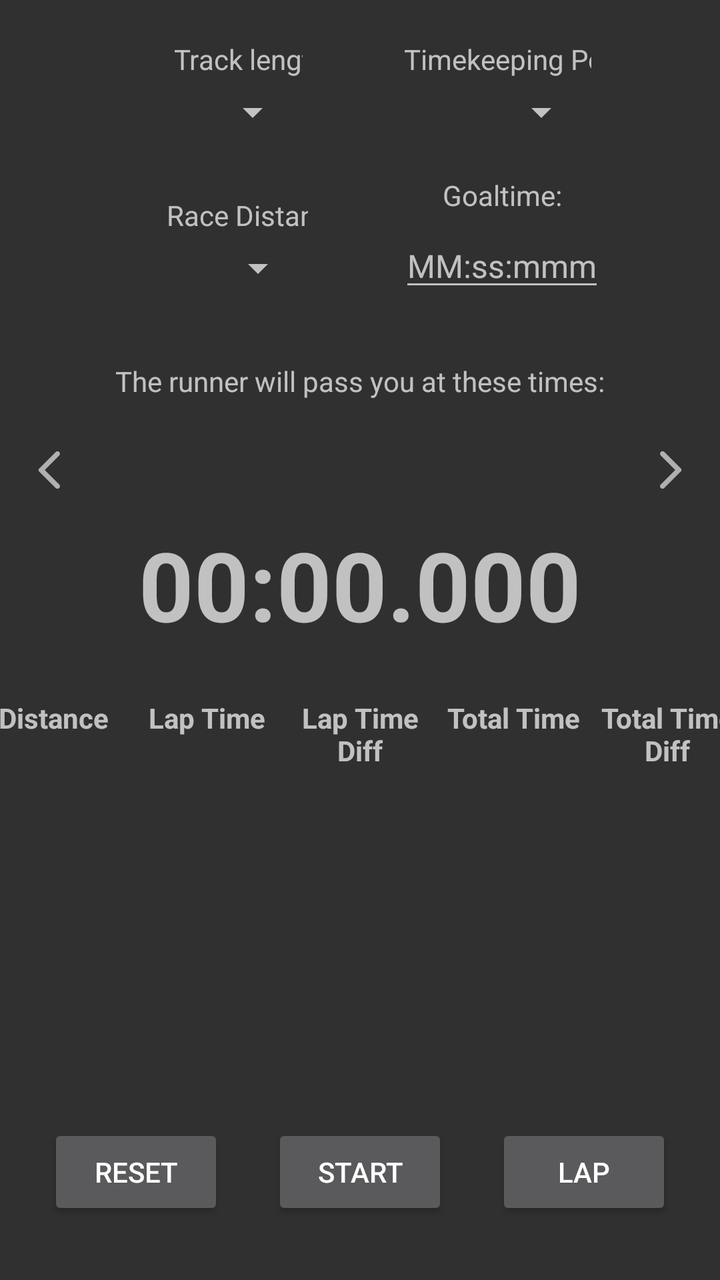
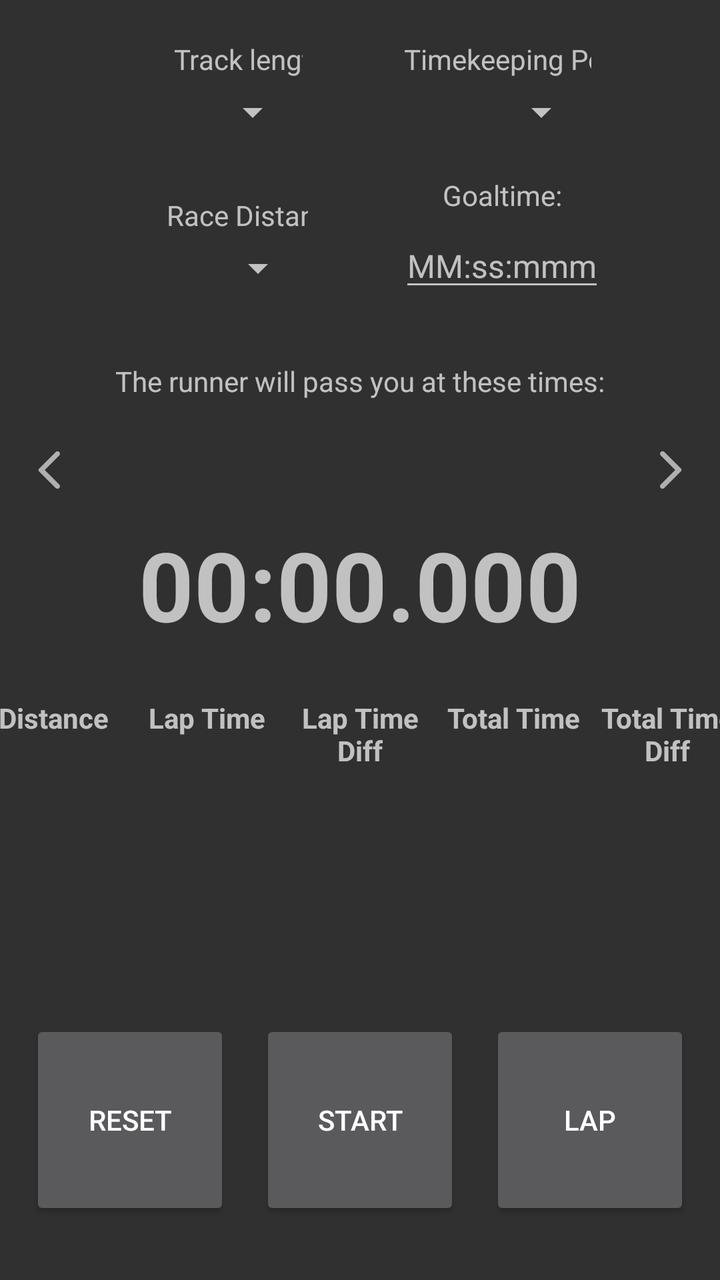

Two renders of the same Android screen: before a commit and after it. Below are the layout's source before the change and the commit's diff.
<!-- AndroidManifest.xml: activity theme Theme.AppCompat -->
<!-- res/layout/activity_stopwatch.xml -->
<?xml version="1.0" encoding="utf-8"?>
<androidx.constraintlayout.widget.ConstraintLayout xmlns:android="http://schemas.android.com/apk/res/android"
    xmlns:app="http://schemas.android.com/apk/res-auto"
    xmlns:tools="http://schemas.android.com/tools"
    android:layout_width="match_parent"
    android:layout_height="match_parent"
    android:orientation="vertical"
    app:layout_constraintVertical_bias="1.0" >

    <androidx.constraintlayout.widget.ConstraintLayout
        android:id="@+id/track_length_layout"
        android:layout_width="wrap_content"
        android:layout_height="wrap_content"
        android:layout_marginTop="20dp"
        app:layout_constraintEnd_toStartOf="@+id/guideline"
        app:layout_constraintHorizontal_bias="0.75"
        app:layout_constraintStart_toStartOf="parent"
        app:layout_constraintTop_toTopOf="parent">

        <TextView
            android:id="@+id/track_length_description_textview"
            android:layout_width="wrap_content"
            android:layout_height="wrap_content"
            android:layout_marginBottom="5dp"
            android:text="@string/track_length_description_text"
            app:layout_constraintBottom_toTopOf="@+id/track_length_spinner"
            app:layout_constraintEnd_toEndOf="parent"
            app:layout_constraintStart_toStartOf="@+id/track_length_spinner" />

        <Spinner
            android:id="@+id/track_length_spinner"
            android:layout_width="wrap_content"
            android:layout_height="wrap_content"
            android:layout_marginEnd="1dp"
            android:tooltipText="@string/track_length_tooltip_text"
            app:layout_constraintBottom_toBottomOf="parent"
            app:layout_constraintEnd_toEndOf="parent" />

    </androidx.constraintlayout.widget.ConstraintLayout>

    <androidx.constraintlayout.widget.ConstraintLayout
        android:id="@+id/position_layout"
        android:layout_width="wrap_content"
        android:layout_height="wrap_content"
        android:layout_marginTop="20dp"
        app:layout_constraintEnd_toEndOf="parent"
        app:layout_constraintHorizontal_bias="0.25"
        app:layout_constraintStart_toStartOf="@+id/guideline"
        app:layout_constraintTop_toTopOf="parent">

        <TextView
            android:id="@+id/poisition_description_textview"
            android:layout_width="wrap_content"
            android:layout_height="wrap_content"
            android:layout_marginBottom="5dp"
            android:text="@string/position_description_text"
            app:layout_constraintBottom_toTopOf="@+id/position_spinner"
            app:layout_constraintEnd_toEndOf="parent"
            app:layout_constraintStart_toStartOf="@+id/position_spinner" />

        <Spinner
            android:id="@+id/position_spinner"
            android:layout_width="wrap_content"
            android:layout_height="wrap_content"
            android:layout_marginEnd="1dp"
            android:tooltipText="@string/position_tooltip_text"
            app:layout_constraintBottom_toBottomOf="parent"
            app:layout_constraintEnd_toEndOf="parent" />

    </androidx.constraintlayout.widget.ConstraintLayout>

    <androidx.constraintlayout.widget.ConstraintLayout
        android:id="@+id/race_distance_layout"
        android:layout_width="wrap_content"
        android:layout_height="wrap_content"
        android:layout_marginTop="30dp"
        app:layout_constraintEnd_toStartOf="@+id/guideline"
        app:layout_constraintHorizontal_bias="0.76"
        app:layout_constraintStart_toStartOf="parent"
        app:layout_constraintTop_toBottomOf="@+id/track_length_layout">

        <TextView
            android:id="@+id/race_distance_description_textview"
            android:layout_width="wrap_content"
            android:layout_height="wrap_content"
            android:layout_marginBottom="5dp"
            android:text="@string/race_distance_description_text"
            app:layout_constraintBottom_toTopOf="@+id/race_distance_spinner"
            app:layout_constraintEnd_toEndOf="parent"
            app:layout_constraintStart_toStartOf="@+id/race_distance_spinner" />

        <Spinner
            android:id="@+id/race_distance_spinner"
            android:layout_width="wrap_content"
            android:layout_height="wrap_content"
            android:layout_marginEnd="1dp"
            android:tooltipText="@string/race_distance_tooltip_text"
            app:layout_constraintBottom_toBottomOf="parent"
            app:layout_constraintEnd_toEndOf="parent" />

    </androidx.constraintlayout.widget.ConstraintLayout>

    <androidx.constraintlayout.widget.ConstraintLayout
        android:id="@+id/goaltime_layout"
        android:layout_width="wrap_content"
        android:layout_height="wrap_content"
        android:layout_marginTop="20dp"
        app:layout_constraintEnd_toEndOf="parent"
        app:layout_constraintHorizontal_bias="0.25"
        app:layout_constraintStart_toStartOf="@+id/guideline"
        app:layout_constraintTop_toBottomOf="@+id/position_layout">

        <TextView
            android:id="@+id/goaltime_description_textview"
            android:layout_width="wrap_content"
            android:layout_height="wrap_content"
            android:layout_marginBottom="5dp"
            android:text="@string/goaltime_description_text"
            app:layout_constraintBottom_toTopOf="@+id/goaltime_edittext"
            app:layout_constraintEnd_toEndOf="parent"
            app:layout_constraintStart_toStartOf="@+id/goaltime_edittext" />

        <EditText
            android:id="@+id/goaltime_edittext"
            android:layout_width="wrap_content"
            android:layout_height="wrap_content"
            android:autofillHints="time"
            android:hint="@string/goaltime_hint"
            android:inputType="time"
            android:textSize="16sp"
            app:layout_constraintBottom_toBottomOf="parent"
            app:layout_constraintEnd_toEndOf="parent"
            app:layout_constraintStart_toStartOf="parent" />

    </androidx.constraintlayout.widget.ConstraintLayout>

    <TextView
        android:id="@+id/time_textview"
        android:layout_width="0dp"
        android:layout_height="wrap_content"
        android:layout_marginTop="260dp"
        android:text="@string/default_time"
        android:textAlignment="center"
        android:textSize="48sp"
        android:textStyle="bold"
        app:layout_constraintEnd_toEndOf="parent"
        app:layout_constraintHorizontal_bias="0.0"
        app:layout_constraintStart_toStartOf="parent"
        app:layout_constraintTop_toTopOf="parent" />

    <Button
        android:id="@+id/start_button"
        android:layout_width="wrap_content"
        android:layout_height="wrap_content"
        android:layout_marginBottom="30dp"
        android:text="@string/start"
        app:layout_constraintBottom_toBottomOf="parent"
        app:layout_constraintEnd_toEndOf="parent"
        app:layout_constraintStart_toStartOf="parent" />

    <Button
        android:id="@+id/reset_button"
        android:layout_width="wrap_content"
        android:layout_height="wrap_content"
        android:layout_marginBottom="30dp"
        android:text="@string/reset"
        app:layout_constraintBottom_toBottomOf="parent"
        app:layout_constraintEnd_toStartOf="@+id/start_button"
        app:layout_constraintStart_toStartOf="parent" />

    <Button
        android:id="@+id/lap_button"
        android:layout_width="wrap_content"
        android:layout_height="wrap_content"
        android:layout_marginBottom="30dp"
        android:text="@string/lap"
        app:layout_constraintBottom_toBottomOf="parent"
        app:layout_constraintEnd_toEndOf="parent"
        app:layout_constraintStart_toEndOf="@+id/start_button" />

    <ScrollView
        android:id="@+id/scrollView2"
        android:layout_width="394dp"
        android:layout_height="0dp"
        android:layout_marginTop="20dp"
        android:layout_marginBottom="30dp"
        android:isScrollContainer="false"
        app:layout_constraintBottom_toTopOf="@+id/start_button"
        app:layout_constraintEnd_toEndOf="parent"
        app:layout_constraintStart_toStartOf="parent"
        app:layout_constraintTop_toBottomOf="@+id/time_textview">

        <TableLayout
            android:id="@+id/lap_table"
            android:layout_width="match_parent"
            android:layout_height="wrap_content"
            android:stretchColumns="*">

            <TableRow
                android:layout_width="match_parent"
                android:layout_height="wrap_content"
                android:padding="5dp">

                <TextView
                    android:layout_width="0dp"
                    android:layout_height="wrap_content"
                    android:layout_weight="1"
                    android:text="@string/table_distance_column_header"
                    android:textAlignment="center"
                    android:textSize="14sp"
                    android:textStyle="bold" />

                <TextView
                    android:layout_width="0dp"
                    android:layout_height="wrap_content"
                    android:layout_weight="1"
                    android:text="@string/table_lap_time_column_header"
                    android:textAlignment="center"
                    android:textSize="14sp"
                    android:textStyle="bold" />

                <TextView
                    android:layout_width="0dp"
                    android:layout_height="wrap_content"
                    android:layout_weight="1"
                    android:text="@string/table_lap_time_diff_column_header"
                    android:textAlignment="center"
                    android:textSize="14sp"
                    android:textStyle="bold" />

                <TextView
                    android:layout_width="0dp"
                    android:layout_height="wrap_content"
                    android:layout_weight="1"
                    android:text="@string/table_total_time_column_header"
                    android:textAlignment="center"
                    android:textSize="14sp"
                    android:textStyle="bold" />

                <TextView
                    android:layout_width="0dp"
                    android:layout_height="wrap_content"
                    android:layout_weight="1"
                    android:text="@string/table_total_time_diff_column_header"
                    android:textAlignment="center"
                    android:textSize="14sp"
                    android:textStyle="bold" />

            </TableRow>

        </TableLayout>

    </ScrollView>

    <androidx.constraintlayout.widget.Guideline
        android:id="@+id/guideline"
        android:layout_width="wrap_content"
        android:layout_height="wrap_content"
        android:orientation="vertical"
        app:layout_constraintGuide_percent="0.50121653" />

    <TextView
        android:id="@+id/calculations_description_textview"
        android:layout_width="wrap_content"
        android:layout_height="wrap_content"
        android:layout_marginBottom="20dp"
        android:text="@string/calculations_description"
        app:layout_constraintBottom_toTopOf="@+id/calculations_viewpager"
        app:layout_constraintEnd_toEndOf="parent"
        app:layout_constraintStart_toStartOf="parent" />

    <androidx.viewpager2.widget.ViewPager2
        android:id="@+id/calculations_viewpager"
        android:layout_width="0dp"
        android:layout_height="20dp"
        android:layout_marginStart="10dp"
        android:layout_marginEnd="10dp"
        android:layout_marginBottom="20dp"
        app:layout_constraintBottom_toTopOf="@+id/time_textview"
        app:layout_constraintEnd_toStartOf="@+id/right_arrow"
        app:layout_constraintStart_toEndOf="@+id/left_arrow" />

    <ImageButton
        android:id="@+id/left_arrow"
        android:layout_width="30dp"
        android:layout_height="30dp"
        android:layout_marginStart="10dp"
        android:layout_marginBottom="10dp"
        android:background="@android:color/transparent"
        app:layout_constraintBottom_toTopOf="@+id/time_textview"
        app:layout_constraintStart_toStartOf="parent"
        app:srcCompat="@drawable/round_arrow_back_ios_24" />

    <ImageButton
        android:id="@+id/right_arrow"
        android:layout_width="30dp"
        android:layout_height="30dp"
        android:layout_marginEnd="10dp"
        android:layout_marginBottom="10dp"
        android:background="@android:color/transparent"
        app:layout_constraintBottom_toTopOf="@+id/time_textview"
        app:layout_constraintEnd_toEndOf="parent"
        app:srcCompat="@drawable/round_arrow_forward_ios_24" />

    <LinearLayout
        android:id="@+id/indicator_container"
        android:layout_width="wrap_content"
        android:layout_height="wrap_content"
        android:layout_below="@id/calculations_viewpager"
        android:layout_marginTop="10dp"
        android:gravity="center"
        android:orientation="horizontal"
        app:layout_constraintEnd_toEndOf="parent"
        app:layout_constraintStart_toStartOf="parent"
        app:layout_constraintTop_toBottomOf="@+id/calculations_viewpager"/>

</androidx.constraintlayout.widget.ConstraintLayout>
<!-- resources referenced by this layout -->
<resources>
  <!-- drawable round_arrow_back_ios_24 (drawable) -->
  <vector xmlns:android="http://schemas.android.com/apk/res/android" android:autoMirrored="true" android:height="24dp" android:tint="#B0B0B0" android:viewportHeight="24" android:viewportWidth="24" android:width="24dp">
        
      <path android:fillColor="@android:color/white" android:pathData="M16.62,2.99c-0.49,-0.49 -1.28,-0.49 -1.77,0L6.54,11.3c-0.39,0.39 -0.39,1.02 0,1.41l8.31,8.31c0.49,0.49 1.28,0.49 1.77,0s0.49,-1.28 0,-1.77L9.38,12l7.25,-7.25c0.48,-0.48 0.48,-1.28 -0.01,-1.76z"/>
      
  </vector>
  <!-- drawable round_arrow_forward_ios_24 (drawable) -->
  <vector xmlns:android="http://schemas.android.com/apk/res/android" android:autoMirrored="true" android:height="24dp" android:tint="#B0B0B0" android:viewportHeight="24" android:viewportWidth="24" android:width="24dp">
        
      <path android:fillColor="@android:color/white" android:pathData="M7.38,21.01c0.49,0.49 1.28,0.49 1.77,0l8.31,-8.31c0.39,-0.39 0.39,-1.02 0,-1.41L9.15,2.98c-0.49,-0.49 -1.28,-0.49 -1.77,0s-0.49,1.28 0,1.77L14.62,12l-7.25,7.25c-0.48,0.48 -0.48,1.28 0.01,1.76z"/>
      
  </vector>
  <string name="calculations_description">The runner will pass you at these times:</string>
  <string name="default_time" translatable="false">00:00.000</string>
  <string name="goaltime_description_text">Goaltime:</string>
  <string name="goaltime_hint" translatable="false">MM:ss:mmm</string>
  <string name="lap">Lap</string>
  <string name="position_description_text">Timekeeping Position:</string>
  <string name="position_tooltip_text" translatable="false">Lorem ipsum odor amet, consectetuer adipiscing elit. Euismod mollis elementum, cras nunc nostra aenean.</string>
  <string name="race_distance_description_text">Race Distance:</string>
  <string name="race_distance_tooltip_text" translatable="false">Lorem ipsum odor amet, consectetuer adipiscing elit. Euismod mollis elementum, cras nunc nostra aenean.</string>
  <string name="reset">Reset</string>
  <string name="start">Start</string>
  <string name="table_distance_column_header">Distance</string>
  <string name="table_lap_time_column_header">Lap Time</string>
  <string name="table_lap_time_diff_column_header">Lap Time Diff</string>
  <string name="table_total_time_column_header">Total Time</string>
  <string name="table_total_time_diff_column_header">Total Time Diff</string>
  <string name="track_length_description_text">Track length:</string>
  <string name="track_length_tooltip_text" translatable="false">Lorem ipsum odor amet, consectetuer adipiscing elit. Euismod mollis elementum, cras nunc nostra aenean.</string>
</resources>

<!-- the commit's change to res/layout/activity_stopwatch.xml (unified diff, before → after) -->
@@ -150,8 +150,8 @@
 
     <Button
         android:id="@+id/start_button"
-        android:layout_width="wrap_content"
-        android:layout_height="wrap_content"
+        android:layout_width="100dp"
+        android:layout_height="100dp"
         android:layout_marginBottom="30dp"
         android:text="@string/start"
         app:layout_constraintBottom_toBottomOf="parent"
@@ -160,8 +160,8 @@
 
     <Button
         android:id="@+id/reset_button"
-        android:layout_width="wrap_content"
-        android:layout_height="wrap_content"
+        android:layout_width="100dp"
+        android:layout_height="100dp"
         android:layout_marginBottom="30dp"
         android:text="@string/reset"
         app:layout_constraintBottom_toBottomOf="parent"
@@ -170,8 +170,8 @@
 
     <Button
         android:id="@+id/lap_button"
-        android:layout_width="wrap_content"
-        android:layout_height="wrap_content"
+        android:layout_width="100dp"
+        android:layout_height="100dp"
         android:layout_marginBottom="30dp"
         android:text="@string/lap"
         app:layout_constraintBottom_toBottomOf="parent"
